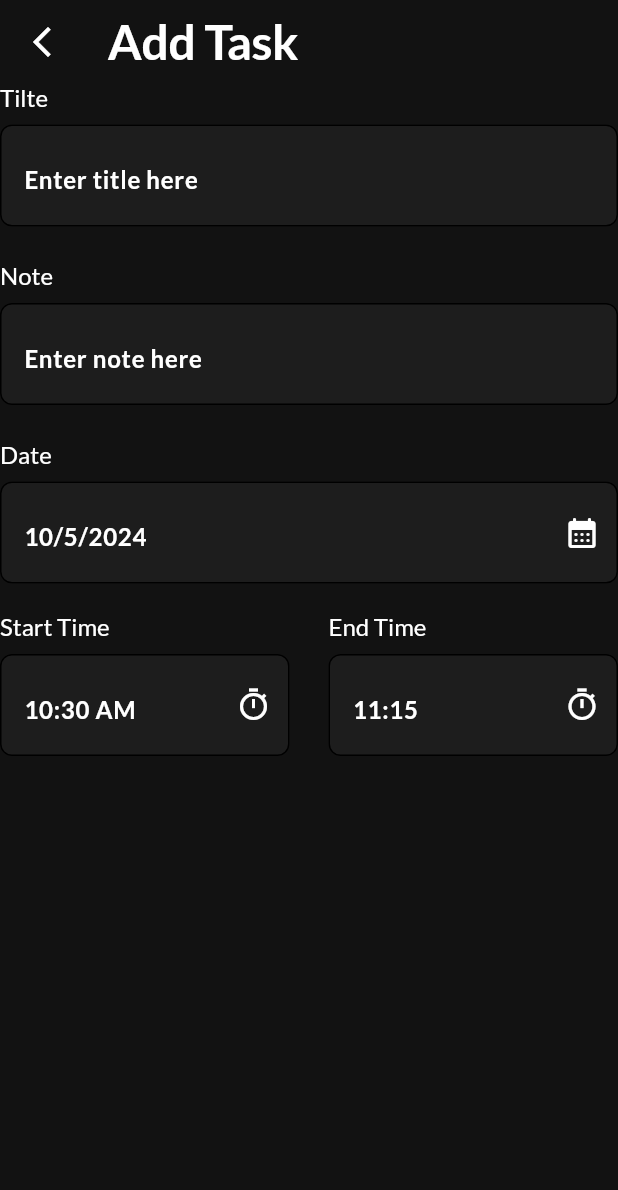
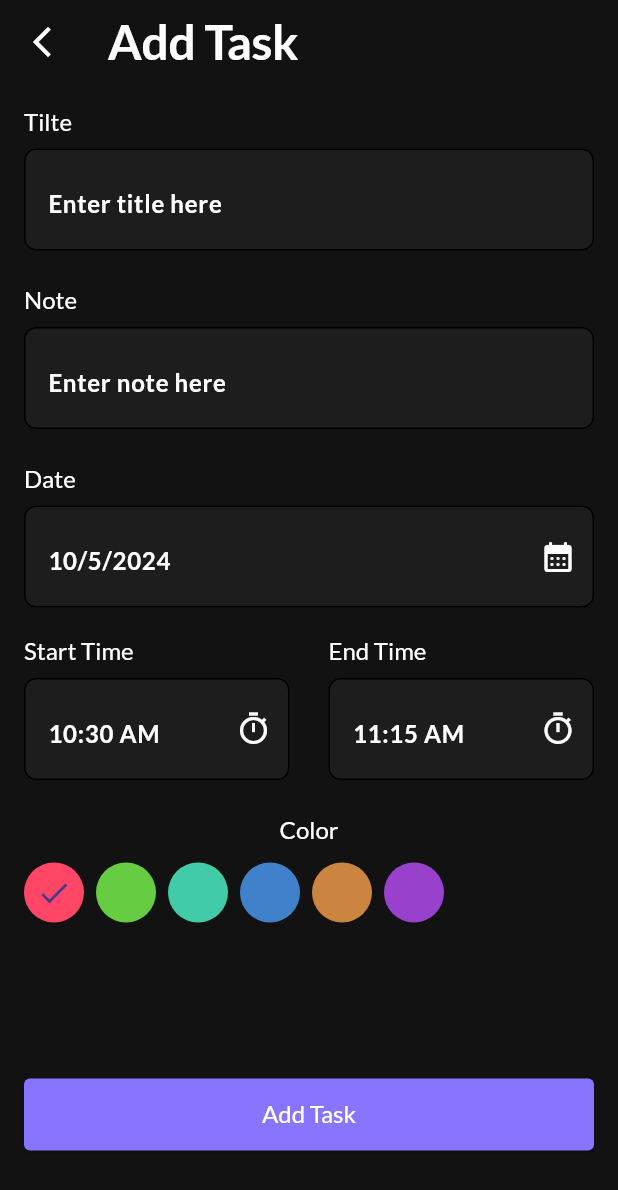
Before and after one commit to Mo-spac/to_do_app_eza, a Flutter app: the AddTaskScreen screen opened directly, on a phone screen of 412 x 824 dp. Shown: the top 1190 px of the screen. Run offline on Flutter 3.47's test engine with Material 3 defaults, Android fonts, the phone set to English and light mode, and no system bars; our stand-ins replace date_picker_timeline, get_it, google_fonts, shared_preferences, smooth_page_indicator; accounts and stored records are empty.

Commit message:
create Colors Icons in Add Task Screen

```diff
--- a/lib/core/utils/app_strings.dart
+++ b/lib/core/utils/app_strings.dart
@@ -25,6 +25,7 @@ class AppStrings {
   static const String startTime = 'Start Time';
   static const String endTime = 'End Time';
   static const String createTask = 'Create task';
+  static const String color = 'Color';
   static const String toDo = 'TODO';
   static const String completed = 'COMPLETED';
   static const String taskCompleted = 'Task Completed';
--- a/lib/featured/task/presentation/screens/add_task_screen/add_task_screen.dart
+++ b/lib/featured/task/presentation/screens/add_task_screen/add_task_screen.dart
@@ -2,6 +2,7 @@ import 'package:flutter/material.dart';
 import 'package:intl/intl.dart';
 import 'package:to_do_app_ageeza/core/utils/app_colors.dart';
 import 'package:to_do_app_ageeza/core/utils/app_strings.dart';
+import 'package:to_do_app_ageeza/core/widgets/custom_elevated_button.dart';
 import 'package:to_do_app_ageeza/featured/task/presentation/screens/add_task_screen/components/add_task_component.dart';
 
 class AddTaskScreen extends StatefulWidget {
@@ -18,11 +19,12 @@ class _AddTaskScreenState extends State<AddTaskScreen> {
 
   DateTime currentDate = DateTime.now();
   String startTime = DateFormat('hh:mm a').format(DateTime.now());
-  String endTime = DateFormat('hh:mm').format(
+  String endTime = DateFormat('hh:mm a').format(
     DateTime.now().add(
       Duration(minutes: 45),
     ),
   );
+  int currentIndex = 0;
 
   @override
   Widget build(BuildContext context) {
@@ -47,6 +49,9 @@ class _AddTaskScreenState extends State<AddTaskScreen> {
           centerTitle: false,
         ),
         body: Form(
+          child: SingleChildScrollView(
+            child: Padding(
+              padding: const EdgeInsets.all(16.0),
               child: Column(
                 crossAxisAlignment: CrossAxisAlignment.start,
                 children: [
@@ -69,7 +74,6 @@ class _AddTaskScreenState extends State<AddTaskScreen> {
                   AddTaskComponent(
                     readOnly: true,
                     title: AppStrings.date,
-                controller: noteController,
                     hintText: DateFormat.yMd().format(currentDate),
                     suffixIcon: IconButton(
                         onPressed: () async {
@@ -81,9 +85,11 @@ class _AddTaskScreenState extends State<AddTaskScreen> {
                             // initialDatePickerMode: DatePickerMode.day,
                             // initialEntryMode: DatePickerEntryMode.inputOnly,
                           );
-                      setState(() {});
+
                           if (pickedDate != null) {
+                            setState(() {
                               currentDate = pickedDate;
+                            });
                           } else {
                             print('pickedDate == null');
                           }
@@ -100,13 +106,15 @@ class _AddTaskScreenState extends State<AddTaskScreen> {
                     children: [
                       Expanded(
                         child: AddTaskComponent(
+                          readOnly: true,
                           title: AppStrings.startTime,
                           hintText: startTime,
                           suffixIcon: IconButton(
                             onPressed: () async {
                               TimeOfDay? pickedStartTime = await showTimePicker(
                                 context: context,
-                            initialTime: TimeOfDay.fromDateTime(DateTime.now()),
+                                initialTime:
+                                    TimeOfDay.fromDateTime(DateTime.now()),
                               );
 
                               if (pickedStartTime != null) {
@@ -129,13 +137,15 @@ class _AddTaskScreenState extends State<AddTaskScreen> {
                       ),
                       Expanded(
                         child: AddTaskComponent(
+                          readOnly: true,
                           title: AppStrings.endTime,
                           hintText: endTime,
                           suffixIcon: IconButton(
                             onPressed: () async {
                               TimeOfDay? pickedStartTime = await showTimePicker(
                                 context: context,
-                            initialTime: TimeOfDay.fromDateTime(DateTime.now()),
+                                initialTime:
+                                    TimeOfDay.fromDateTime(DateTime.now()),
                               );
 
                               if (pickedStartTime != null) {
@@ -154,8 +164,76 @@ class _AddTaskScreenState extends State<AddTaskScreen> {
                         ),
                       ),
                     ],
-              )
+                  ),
+                  SizedBox(
+                    height: 24,
+                  ),
+                  Column(
+                    children: [
+                      Text(AppStrings.color,
+                          style: Theme.of(context).textTheme.displayMedium),
+                      SizedBox(
+                        height: 8,
+                      ),
+                      SizedBox(
+                        height: 48,
+                        child: ListView.separated(
+                            scrollDirection: Axis.horizontal,
+                            itemCount: 6,
+                            separatorBuilder: (context, index) => SizedBox(
+                                  width: 8,
+                                ),
+                            itemBuilder: (context, index) {
+                              Color getColors(index) {
+                                switch (index) {
+                                  case 0:
+                                    return AppColors.red;
+                                  case 1:
+                                    return AppColors.green;
+                                  case 2:
+                                    return AppColors.blueGrey;
+                                  case 3:
+                                    return AppColors.blue;
+                                  case 4:
+                                    return AppColors.orange;
+                                  case 5:
+                                    return AppColors.purple;
+
+                                  default:
+                                    return AppColors.grey;
+                                }
+                              }
+
+                              return GestureDetector(
+                                onTap: () {
+                                  setState(() {
+                                    currentIndex = index;
+                                  });
+                                },
+                                child: CircleAvatar(
+                                    backgroundColor: getColors(index),
+                                    child: index == currentIndex
+                                        ? Icon(Icons.check)
+                                        : null),
+                              );
+                            }),
+                      ),
                     ],
+                  ),
+                  SizedBox(
+                    height: 100,
+                  ),
+                  SizedBox(
+                    height: 48,
+                    width: double.infinity,
+                    child: CustomElevatedButton(
+                      onPressed: () {},
+                      text: AppStrings.addTask,
+                    ),
+                  ),
+                ],
+              ),
+            ),
           ),
         ),
       ),
```
Lines whose indentation alone changed are shown as unchanged.
